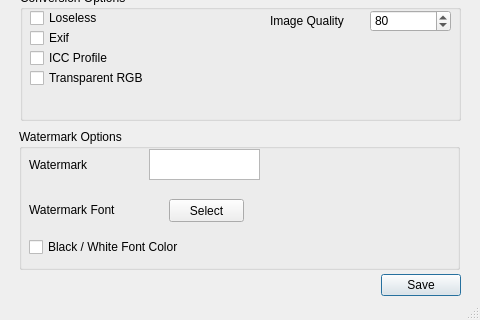
The window that WebPConverterGUI.ui (C4NU/Paddie) describes before a commit, drawn with Qt 5; both pictures show x 0 to 480 and y 469 to 789 of the 480 by 789 pixel window.
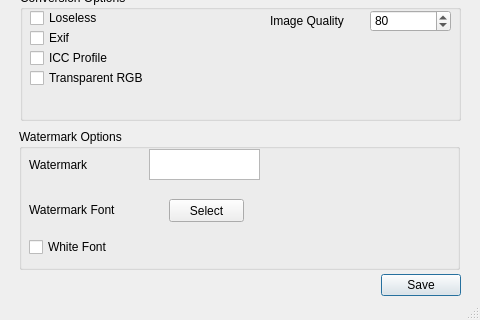
The same window after the commit. Icons and pictures are not drawn.

Patch:
```diff
--- a/WebPConverterGUI.ui
+++ b/WebPConverterGUI.ui
@@ -182,7 +182,7 @@
       <rect>
        <x>10</x>
        <y>20</y>
-       <width>61</width>
+       <width>71</width>
        <height>31</height>
       </rect>
      </property>
@@ -221,12 +221,12 @@
       <rect>
        <x>10</x>
        <y>110</y>
-       <width>181</width>
+       <width>91</width>
        <height>16</height>
       </rect>
      </property>
      <property name="text">
-      <string>Black / White Font Color</string>
+      <string>White Font</string>
      </property>
     </widget>
    </widget>
```
Left out of the diff: 4 changed lines with no effect on the pictures.
